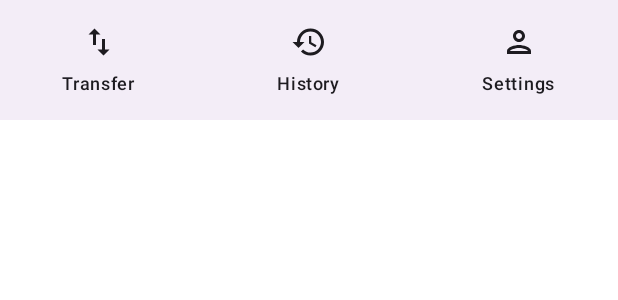
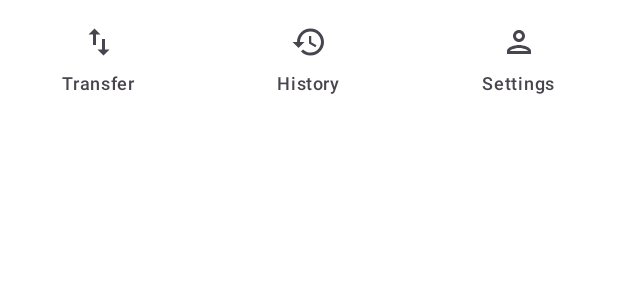
Before and after one commit to ARK-Builders/ARK-Drop, an Android app built with Jetpack Compose: the @Preview function BottomTabPreview, on a phone screen of 412 x 824 dp. Shown: the top 300 px of the screen. Run offline under Robolectric (Android 15) with nearby library versions, the phone set to English and light mode, and no system bars.

Commit message:
Add colors & mock destination

```diff
--- a/app/src/main/java/com/arkbuilders/arkdrop/navigation/BottomTabBar.kt
+++ b/app/src/main/java/com/arkbuilders/arkdrop/navigation/BottomTabBar.kt
@@ -2,42 +2,49 @@ package com.arkbuilders.arkdrop.navigation
 
 import androidx.compose.animation.animateColorAsState
 import androidx.compose.material3.Icon
-import androidx.compose.material3.MaterialTheme
 import androidx.compose.material3.NavigationBar
 import androidx.compose.material3.NavigationBarItem
+import androidx.compose.material3.NavigationBarItemDefaults
 import androidx.compose.material3.Text
 import androidx.compose.runtime.Composable
 import androidx.compose.runtime.getValue
+import androidx.compose.ui.graphics.Color
 import androidx.compose.ui.tooling.preview.Preview
 import androidx.navigation.NavController
 import androidx.navigation.NavDestination
 import androidx.navigation.compose.rememberNavController
+import com.arkbuilders.arkdrop.ui.theme.BlueDark600
 import com.hieuwu.gofocus.presentation.navigation.navigateSingleTopTo
 
 @Composable
 fun BottomTab(currentDestination: NavDestination?, navController: NavController) {
-    NavigationBar {
+    NavigationBar(
+        containerColor = Color.White
+    ) {
         bottomTabRowScreens.forEach { screen ->
             val isSelected = currentDestination?.route == screen.route
             val tabTintColor by animateColorAsState(
-                targetValue = if (isSelected) MaterialTheme.colorScheme.onPrimary else
-                    MaterialTheme.colorScheme.onBackground
+                targetValue = if (isSelected) BlueDark600 else
+                    Color.LightGray
             )
             val bottomTabIcon = if (isSelected) screen.activeIcon else screen.inActiveIcon
             NavigationBarItem(
+                colors = NavigationBarItemDefaults.colors(
+                    indicatorColor = Color.Transparent,
+                    selectedIconColor = tabTintColor,
+                    selectedTextColor = tabTintColor,
+                ),
                 selected = isSelected,
                 onClick = { navController.navigateSingleTopTo(screen.route) },
                 label = {
                     Text(
                         text = screen.title,
-                        color = tabTintColor
                     )
                 },
                 icon = {
                     Icon(
                         imageVector = bottomTabIcon,
                         contentDescription = null,
-                        tint = tabTintColor
                     )
                 },
             )
--- a/app/src/main/java/com/arkbuilders/arkdrop/ui/theme/Color.kt
+++ b/app/src/main/java/com/arkbuilders/arkdrop/ui/theme/Color.kt
@@ -9,3 +9,5 @@ val Pink80 = Color(0xFFEFB8C8)
 val Purple40 = Color(0xFF6650a4)
 val PurpleGrey40 = Color(0xFF625b71)
 val Pink40 = Color(0xFF7D5260)
+val BlueDark600 = Color(0xFF155EEF)
+val Background = Color(0xFFE3E8EF)
```
Also changed, not shown: app/src/main/java/com/arkbuilders/arkdrop/navigation/NavRegister.kt (+5 -2 lines).
